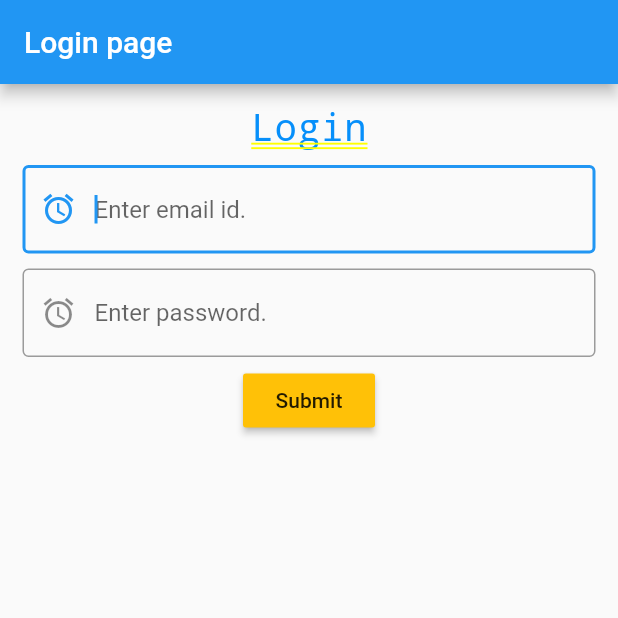
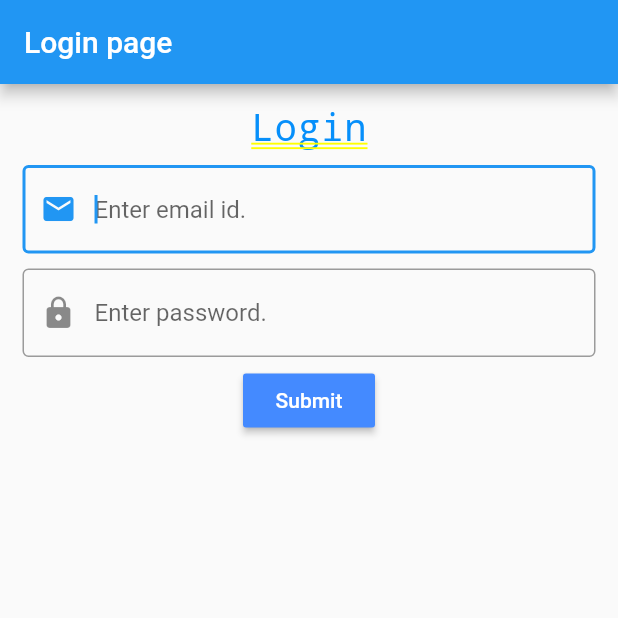
Before and after one commit to pankajjangid/flutter_demo, a Flutter app: the screen it shows after launch, after a tap on "Submit", on a phone screen of 412 x 824 dp, the top half of it. Run offline on Flutter 3.47's test engine with Material 2 defaults, Android fonts, the phone set to English and light mode, and no system bars; Roboto replaces fonts that are missing (Poppins).

Commit message:
Initial commit

```diff
--- a/lib/Login.dart
+++ b/lib/Login.dart
@@ -1,8 +1,8 @@
 import 'package:flutter/material.dart';
 import 'package:flutter_demo/widgets/TitleText.dart';
 
+import './utils/Validation.dart';
 import './utils/WidgetsUtils.dart';
-import './utils/Validation.dart';
 
 class LoginPage extends StatefulWidget {
   @override
@@ -38,24 +38,32 @@ class _LoginPageState extends State<LoginPage> {
                   TitleText("Login"),
                 ],
               ),
-              WidgetsUtils.container(WidgetsUtils.textinput(userNamecontroller,
-                  "Enter email id.", TextInputType.emailAddress, false)),
-              WidgetsUtils.container(WidgetsUtils.textinput(passwordcontroller,
-                  "Enter password.", TextInputType.text, true)),
-              RaisedButton(
-                onPressed: () {
-                  debugPrint("Email id : ${userNamecontroller.text}");
-                  debugPrint("Pasword : ${passwordcontroller.text}");
+              WidgetsUtils.getTextFieldContainer(WidgetsUtils.getTextField(
+                  userNamecontroller,
+                  "Enter email id.",
+                  TextInputType.emailAddress,
+                  false,
+                  Icon(Icons.email))),
+              WidgetsUtils.getTextFieldContainer(WidgetsUtils.getTextField(
+                  passwordcontroller,
+                  "Enter password.",
+                  TextInputType.text,
+                  true,
+                  Icon(Icons.lock))),
+              WidgetsUtils.getRaisedButton(WidgetsUtils.getTextOfRaisedButton("Submit"), onButtonPress)
 
-                  Validation.isValidEmail(context, userNamecontroller.text, "Please enter email", "Please enter vail email");
-                },
-                color: Colors.amber,
-                child: Text("Submit"),
-              )
             ],
           ),
         ),
       ),
     );
   }
+
+  onButtonPress(){
+    debugPrint("Email id : ${userNamecontroller.text}");
+    debugPrint("Pasword : ${passwordcontroller.text}");
+/*
+    Validation.isValidEmail(context, userNamecontroller.text,
+        "Please enter email", "Please enter vail email");*/
+  }
 }
--- a/lib/utils/Validation.dart
+++ b/lib/utils/Validation.dart
@@ -20,6 +20,7 @@ class Validation {
     }
 
   }
+/*
 
   static showSnackBar(BuildContext context, String msg) {
     Scaffold.of(context).showSnackBar(SnackBar(
@@ -27,4 +28,17 @@ class Validation {
       duration: Duration(seconds: 3),
     ));
   }
+*/
+
+  static showSnackBar(BuildContext context, String msg) {
+    /*Fluttertoast.showToast(
+        msg: msg,
+        toastLength: Toast.LENGTH_SHORT,
+        gravity: ToastGravity.CENTER,
+        timeInSecForIos: 1,
+        backgroundColor: Colors.red,
+        textColor: Colors.white,
+        fontSize: 16.0
+    );*/
+  }
 }
--- a/lib/utils/WidgetsUtils.dart
+++ b/lib/utils/WidgetsUtils.dart
@@ -2,22 +2,22 @@ import 'package:flutter/material.dart';
 
 class WidgetsUtils {
 
-  static Widget container(Widget widget) =>
+  static Widget getTextFieldContainer(Widget widget) =>
       Container(
         margin: EdgeInsets.all(5),
         child: widget,
 
       );
 
-  static TextField textinput(TextEditingController userNamecontroller,
-      String hintText, TextInputType textInputType, bool isObscureText,) =>
+  static TextField getTextField(TextEditingController userNamecontroller,
+      String hintText, TextInputType textInputType, bool isObscureText,Icon prefixIcon) =>
       TextField(
         style: new TextStyle(
           fontFamily: "Poppins",
         ),
         decoration: InputDecoration(
             hintText: hintText,
-            prefixIcon: Icon(Icons.access_alarm),
+            prefixIcon: prefixIcon,
             border: OutlineInputBorder(
             )),
         keyboardType: textInputType,
@@ -26,4 +26,18 @@ class WidgetsUtils {
         autofocus: true,
 
       );
+
+  static getRaisedButton(Text text,Function onPress)=>RaisedButton(
+    color: Colors.blueAccent,
+    textColor: Colors.white,
+    child: text,
+    onPressed: onPress,
+  );
+
+  static getTextOfRaisedButton(String text)=>Text(
+    text,
+    style: TextStyle(),
+  );
+
+
 }
--- a/pubspec.yaml
+++ b/pubspec.yaml
@@ -20,9 +20,11 @@ dependencies:
   flutter:
     sdk: flutter
 
+
   # The following adds the Cupertino Icons font to your application.
   # Use with the CupertinoIcons class for iOS style icons.
   cupertino_icons: ^0.1.2
+
 
 dev_dependencies:
   flutter_test:
```
